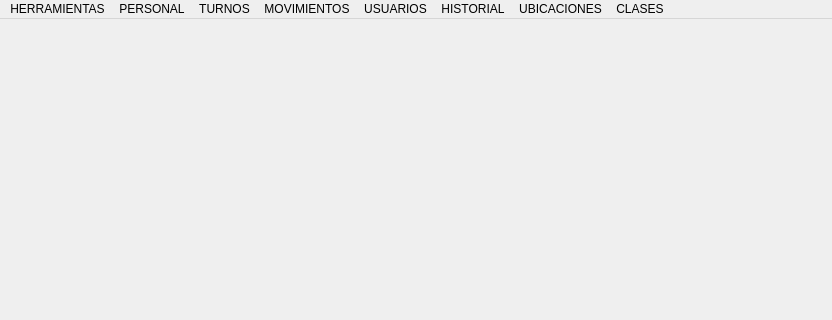
This is blustock/ui/screens_uis/main.ui in MaxAPBusiness/Blustock as Qt 5 draws it before an edit; both pictures show x 0 to 832 and y 0 to 320 of the 832 by 545 pixel window. The edited form follows.
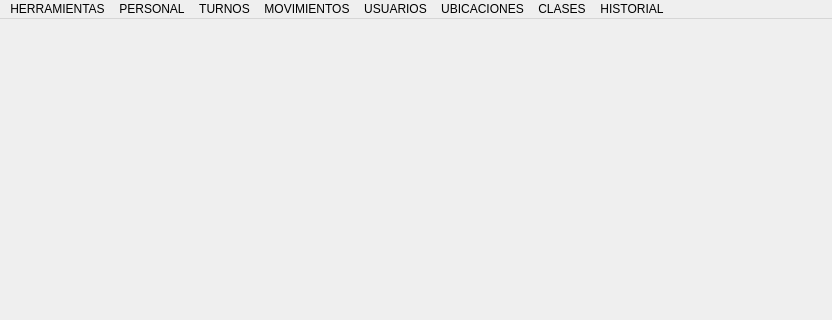
This is the edited form.

What changed in the file:
```diff
--- a/blustock/ui/screens_uis/main.ui
+++ b/blustock/ui/screens_uis/main.ui
@@ -43,7 +43,7 @@
      <x>0</x>
      <y>0</y>
      <width>832</width>
-     <height>22</height>
+     <height>21</height>
     </rect>
    </property>
    <widget class="QMenu" name="menuHerramientas">
@@ -103,9 +103,9 @@
    <addaction name="menuTurnos"/>
    <addaction name="menuMovimientos"/>
    <addaction name="menuUsuarios"/>
-   <addaction name="menuHISTORIAL"/>
    <addaction name="menuTalleres"/>
    <addaction name="menuCLASES"/>
+   <addaction name="menuHISTORIAL"/>
   </widget>
   <widget class="QStatusBar" name="statusbar"/>
   <action name="opcionSubgrupos">
```
